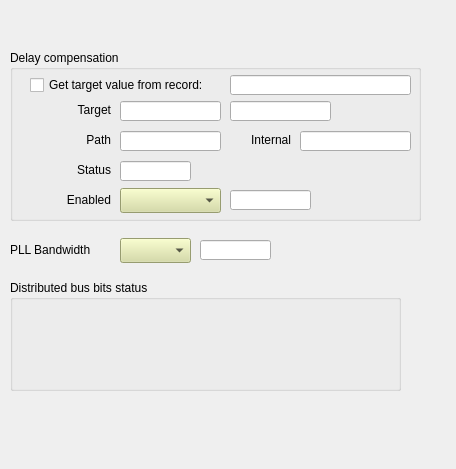
Above: evrMrmApp/opi/EVR/G_EVR_VME-300_misc.ui from paulscherrerinstitute/mrfioc2 before the change. Below: the same form after it.
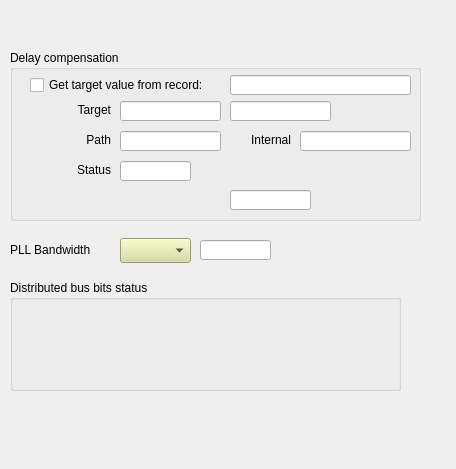
That is the form after the change. Custom widgets are drawn as their Qt base class.

Commit message: GUI: Display for delay compensation enable/disable changed

What changed in the file:
```diff
--- a/evrMrmApp/opi/EVR/G_EVR_VME-300_misc.ui
+++ b/evrMrmApp/opi/EVR/G_EVR_VME-300_misc.ui
@@ -210,38 +210,6 @@
      <bool>true</bool>
     </property>
    </widget>
-   <widget class="caMenu" name="camenu_3">
-    <property name="geometry">
-     <rect>
-      <x>110</x>
-      <y>138</y>
-      <width>101</width>
-      <height>25</height>
-     </rect>
-    </property>
-    <property name="styleSheet">
-     <string notr="true">background-color: rgb(212, 219, 157);</string>
-    </property>
-    <property name="channel" stdset="0">
-     <string notr="true">$(SYS)-$(DEVICE):DlyCompensation-Enabled-Sel</string>
-    </property>
-   </widget>
-   <widget class="QLabel" name="label_6">
-    <property name="geometry">
-     <rect>
-      <x>30</x>
-      <y>141</y>
-      <width>71</width>
-      <height>17</height>
-     </rect>
-    </property>
-    <property name="text">
-     <string>Enabled</string>
-    </property>
-    <property name="alignment">
-     <set>Qt::AlignRight|Qt::AlignTrailing|Qt::AlignVCenter</set>
-    </property>
-   </widget>
    <widget class="caToggleButton" name="catogglebutton">
     <property name="geometry">
      <rect>
@@ -283,6 +251,52 @@
      <bool>true</bool>
     </property>
    </widget>
+   <widget class="caChoice" name="cachoice">
+    <property name="geometry">
+     <rect>
+      <x>20</x>
+      <y>140</y>
+      <width>191</width>
+      <height>20</height>
+     </rect>
+    </property>
+    <property name="toolTip">
+     <string>Enable or disable delay compensation</string>
+    </property>
+    <property name="channel" stdset="0">
+     <string notr="true">$(SYS)-$(DEVICE):DlyCompensation-Enabled-Sel</string>
+    </property>
+    <property name="foreground">
+     <color>
+      <red>0</red>
+      <green>0</green>
+      <blue>0</blue>
+     </color>
+    </property>
+    <property name="background">
+     <color>
+      <red>212</red>
+      <green>219</green>
+      <blue>157</blue>
+     </color>
+    </property>
+    <property name="bordercolor">
+     <color>
+      <red>0</red>
+      <green>0</green>
+      <blue>0</blue>
+     </color>
+    </property>
+    <property name="colorMode">
+     <enum>caChoice::Static</enum>
+    </property>
+    <property name="stackingMode" stdset="0">
+     <enum>caChoice::Column</enum>
+    </property>
+    <property name="endBit">
+     <number>1</number>
+    </property>
+   </widget>
   </widget>
   <widget class="QLabel" name="label">
    <property name="geometry">
@@ -426,6 +440,11 @@
    <extends>QComboBox</extends>
    <header>caMenu</header>
   </customwidget>
+  <customwidget>
+   <class>caChoice</class>
+   <extends>QWidget</extends>
+   <header>caChoice</header>
+  </customwidget>
   <customwidget>
    <class>caRelatedDisplay</class>
    <extends>QWidget</extends>
```
The commit also changes 1 other file.
